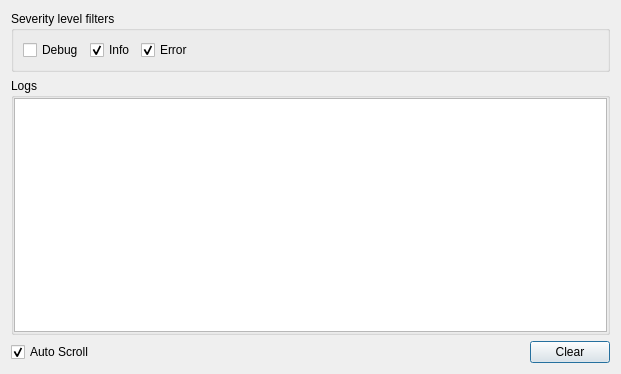
First picture: the form in src/dialogs/diagnosticdialog.ui, repository ModbusScope/ModbusScope, before the edit.
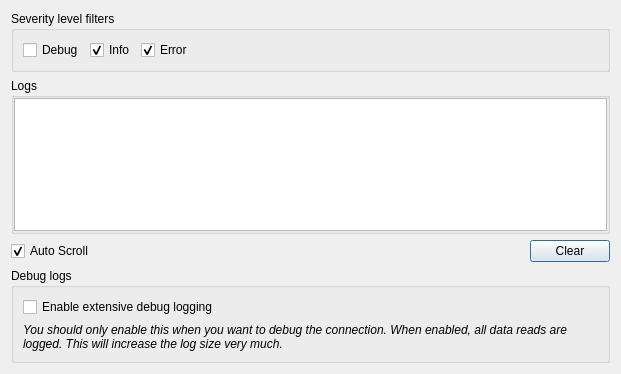
Second picture: the form after the edit.

Commit message: Add option to enable/disable debug logs

```diff
--- a/src/dialogs/diagnosticdialog.ui
+++ b/src/dialogs/diagnosticdialog.ui
@@ -13,7 +13,7 @@
   <property name="windowTitle">
    <string>Logs</string>
   </property>
-  <layout class="QVBoxLayout" name="verticalLayout" stretch="0,1,0">
+  <layout class="QVBoxLayout" name="verticalLayout" stretch="0,1,0,0">
    <item>
     <widget class="QGroupBox" name="grpBoxFilter">
      <property name="title">
@@ -124,6 +124,37 @@
      </item>
     </layout>
    </item>
+   <item>
+    <widget class="QGroupBox" name="groupBox">
+     <property name="title">
+      <string>Debug logs</string>
+     </property>
+     <layout class="QVBoxLayout" name="verticalLayout_2">
+      <item>
+       <widget class="QCheckBox" name="checkDebugLogs">
+        <property name="text">
+         <string>Enable extensive debug logging</string>
+        </property>
+       </widget>
+      </item>
+      <item>
+       <widget class="QLabel" name="label">
+        <property name="font">
+         <font>
+          <italic>true</italic>
+         </font>
+        </property>
+        <property name="text">
+         <string>You should only enable this when you want to debug the connection. When enabled, all data reads are logged. This will increase the log size very much.</string>
+        </property>
+        <property name="wordWrap">
+         <bool>true</bool>
+        </property>
+       </widget>
+      </item>
+     </layout>
+    </widget>
+   </item>
   </layout>
  </widget>
  <resources/>
```
The commit also changes 4 other files.
